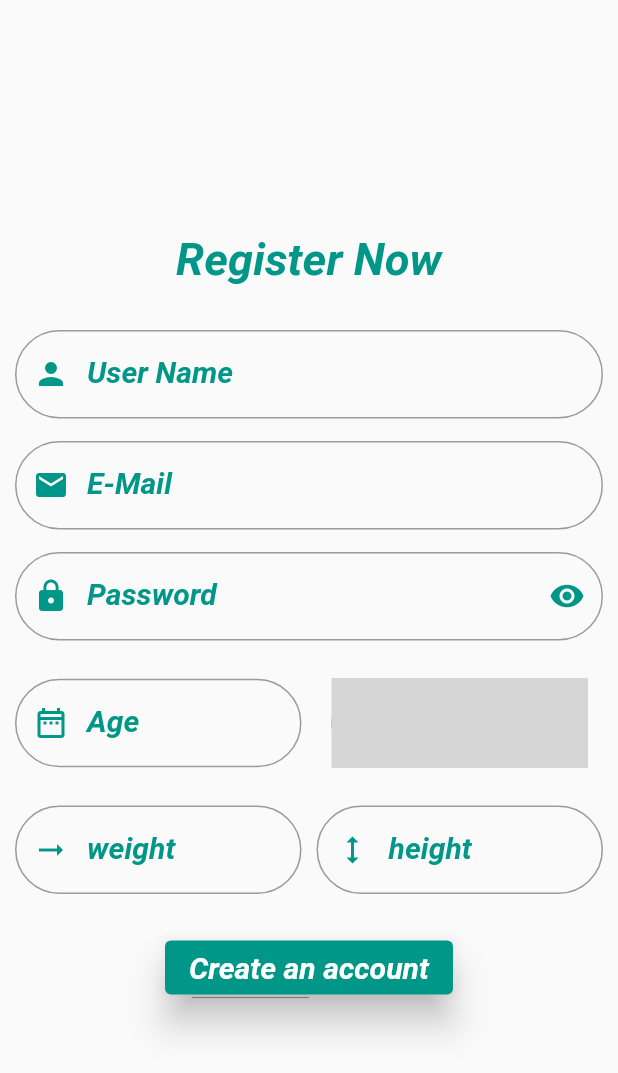
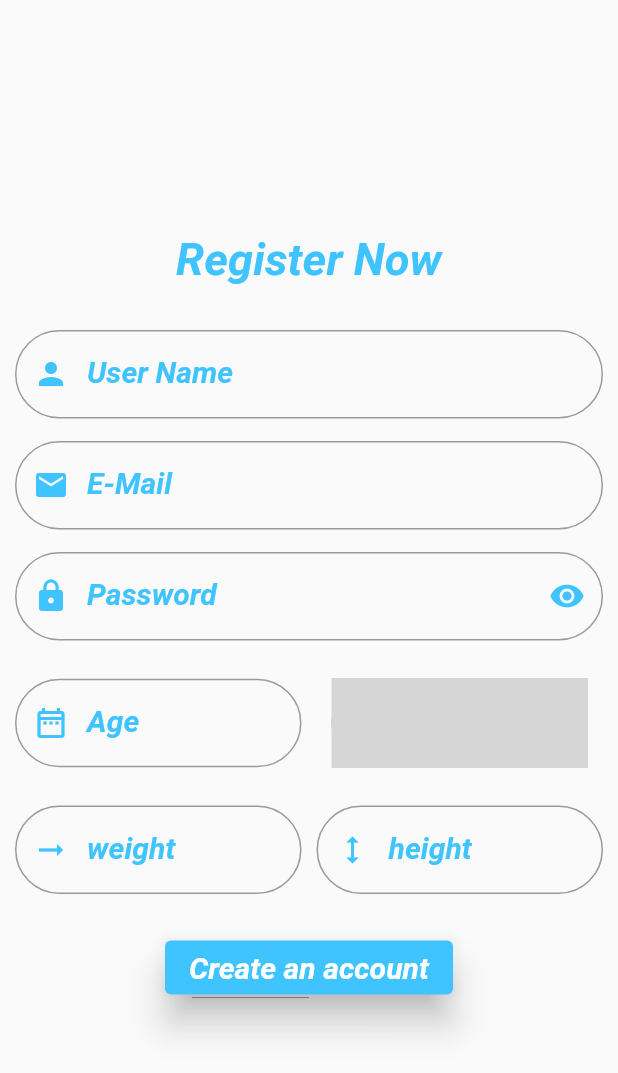
Before and after one commit to ibrahimMedhat-1/DopAi, a Flutter app: the screen it shows after launch, after a tap on "Register Now", on a phone screen of 412 x 824 dp. Shown: the top 1073 px of the screen. Run offline on Flutter 3.47's test engine with Material 2 defaults, Android fonts, the phone set to English and light mode, and no system bars; our stand-ins replace cached_network_image, cloud_firestore, conditional_builder_null_safety, firebase_auth, firebase_core, firebase_storage and 3 more; missing offline and left inert: flutter_dropdown, tflite; accounts and stored records are empty; network calls fail; grey boxes are pictures that could not be loaded.

Commit message:
3dltlk elui kolo ya shr shr

```diff
--- a/lib/login_screen/Login.dart
+++ b/lib/login_screen/Login.dart
@@ -54,11 +54,12 @@ class Login extends StatelessWidget {
                               hintText: 'Enter your E-Mail',
                               labelText: 'E-Mail',
                               labelStyle: const TextStyle(
-                                color: Colors.teal,
+                                color: Colors.lightBlueAccent,
+                                  fontSize:18,fontWeight: FontWeight.bold
                               ),
                               prefixIcon: const Icon(
                                 Icons.email,
-                                color: Colors.teal,
+                                color: Colors.lightBlueAccent,
                               )),
                         ),
                         const SizedBox(
@@ -73,14 +74,14 @@ class Login extends StatelessWidget {
                               ),
                               hintText: 'Enter your Password',
                               labelText: 'Password',
-                              labelStyle: const TextStyle(color: Colors.teal),
-                              prefixIcon: const Icon(Icons.lock, color: Colors.teal),
-                              suffixIcon: const Icon(Icons.remove_red_eye, color: Colors.teal)),
+                              labelStyle: const TextStyle(color: Colors.lightBlueAccent,fontSize:18,fontWeight: FontWeight.bold ),
+                              prefixIcon: const Icon(Icons.lock, color: Colors.lightBlueAccent),
+                              suffixIcon: const Icon(Icons.remove_red_eye, color: Colors.lightBlueAccent)),
                         ),
                         const SizedBox(
                           height: 20,
                         ),
-                        ElevatedButton(
+                        cubit.isloading==false?ElevatedButton(
                           onPressed: () {
                             cubit.login(
                               email: email.text,
@@ -93,7 +94,7 @@ class Login extends StatelessWidget {
                               elevation: 10.0,
                               textStyle: const TextStyle(color: Colors.white, fontSize: 20, fontWeight: FontWeight.bold)),
                           child: const Text('LOGIN'),
-                        ),
+                        ):CircularProgressIndicator(),
                         const SizedBox(
                           height: 10,
                         ),
@@ -112,7 +113,7 @@ class Login extends StatelessWidget {
                                 },
                                 child: const Text(
                                   'Register Now',
-                                  style: TextStyle(color: Colors.teal),
+                                  style: TextStyle(color: Colors.lightBlueAccent),
                                 ))
                           ],
                         )
--- a/lib/login_screen/login_cubit/login_state.dart
+++ b/lib/login_screen/login_cubit/login_state.dart
@@ -4,3 +4,5 @@ part of 'login_cubit.dart';
 abstract class LoginState {}
 
 class LoginInitial extends LoginState {}
+
+class Isloading extends LoginState {}
--- a/lib/register_screen/register_cubit/register_state.dart
+++ b/lib/register_screen/register_cubit/register_state.dart
@@ -4,3 +4,5 @@ part of 'register_cubit.dart';
 abstract class RegisterState {}
 
 class RegisterInitial extends RegisterState {}
+
+class Isloading extends RegisterState {}
--- a/lib/register_screen/signup.dart
+++ b/lib/register_screen/signup.dart
@@ -36,7 +36,7 @@ class SignUp extends StatelessWidget {
                       children: [
                         const Text(
                           'Register Now',
-                          style: TextStyle(fontSize: 30, fontWeight: FontWeight.bold, color: Colors.teal, fontStyle: FontStyle.italic),
+                          style: TextStyle(fontSize: 30, fontWeight: FontWeight.bold, color: Colors.lightBlueAccent, fontStyle: FontStyle.italic),
                         ),
                         const SizedBox(
                           height: 30,
@@ -52,12 +52,12 @@ class SignUp extends StatelessWidget {
                               labelStyle: const TextStyle(
                                 fontSize: 20,
                                 fontWeight: FontWeight.bold,
-                                color: Colors.teal,
+                                color: Colors.lightBlueAccent,
                                 fontStyle: FontStyle.italic,
                               ),
                               prefixIcon: const Icon(
                                 Icons.person,
-                                color: Colors.teal,
+                                color: Colors.lightBlueAccent,
                               )),
                         ),
                         const SizedBox(
@@ -71,10 +71,10 @@ class SignUp extends StatelessWidget {
                                 borderRadius: BorderRadius.circular(50),
                               ),
                               labelText: 'E-Mail',
-                              labelStyle: const TextStyle(fontSize: 20, fontWeight: FontWeight.bold, color: Colors.teal, fontStyle: FontStyle.italic),
+                              labelStyle: const TextStyle(fontSize: 20, fontWeight: FontWeight.bold, color: Colors.lightBlueAccent, fontStyle: FontStyle.italic),
                               prefixIcon: const Icon(
                                 Icons.email,
-                                color: Colors.teal,
+                                color: Colors.lightBlueAccent,
                               )),
                         ),
                         const SizedBox(
@@ -88,9 +88,9 @@ class SignUp extends StatelessWidget {
                                 borderRadius: BorderRadius.circular(50),
                               ),
                               labelText: 'Password',
-                              labelStyle: const TextStyle(fontSize: 20, fontWeight: FontWeight.bold, color: Colors.teal, fontStyle: FontStyle.italic),
-                              prefixIcon: const Icon(Icons.lock, color: Colors.teal),
-                              suffixIcon: const Icon(Icons.remove_red_eye, color: Colors.teal)),
+                              labelStyle: const TextStyle(fontSize: 20, fontWeight: FontWeight.bold, color: Colors.lightBlueAccent, fontStyle: FontStyle.italic),
+                              prefixIcon: const Icon(Icons.lock, color: Colors.lightBlueAccent),
+                              suffixIcon: const Icon(Icons.remove_red_eye, color: Colors.lightBlueAccent)),
                         ),
                         const SizedBox(
                           height: 15,
@@ -107,8 +107,8 @@ class SignUp extends StatelessWidget {
                                   ),
                                   labelText: 'Age',
                                   labelStyle:
-                                      const TextStyle(fontSize: 20, fontWeight: FontWeight.bold, color: Colors.teal, fontStyle: FontStyle.italic),
-                                  prefixIcon: const Icon(Icons.date_range_outlined, color: Colors.teal),
+                                      const TextStyle(fontSize: 20, fontWeight: FontWeight.bold, color: Colors.lightBlueAccent, fontStyle: FontStyle.italic),
+                                  prefixIcon: const Icon(Icons.date_range_outlined, color: Colors.lightBlueAccent),
                                 ),
                               ),
                             ),
@@ -119,7 +119,7 @@ class SignUp extends StatelessWidget {
                               child: Container(
                                 height: 60,
                                 margin: const EdgeInsets.all(10),
-                                decoration: BoxDecoration(color: Colors.teal, borderRadius: BorderRadius.circular(50)),
+                                decoration: BoxDecoration(color: Colors.lightBlueAccent, borderRadius: BorderRadius.circular(50)),
                                 child: Center(
                                   child: DropDown(
                                     onChanged: (value) {
@@ -157,8 +157,8 @@ class SignUp extends StatelessWidget {
                                   ),
                                   labelText: 'weight',
                                   labelStyle:
-                                      const TextStyle(fontSize: 20, fontWeight: FontWeight.bold, color: Colors.teal, fontStyle: FontStyle.italic),
-                                  prefixIcon: const Icon(Icons.arrow_right_alt, color: Colors.teal),
+                                      const TextStyle(fontSize: 20, fontWeight: FontWeight.bold, color: Colors.lightBlueAccent, fontStyle: FontStyle.italic),
+                                  prefixIcon: const Icon(Icons.arrow_right_alt, color: Colors.lightBlueAccent),
                                 ),
                               ),
                             ),
@@ -175,8 +175,8 @@ class SignUp extends StatelessWidget {
                                   ),
                                   labelText: 'height',
                                   labelStyle:
-                                      const TextStyle(fontSize: 20, fontWeight: FontWeight.bold, color: Colors.teal, fontStyle: FontStyle.italic),
-                                  prefixIcon: const Icon(Icons.height, color: Colors.teal),
+                                      const TextStyle(fontSize: 20, fontWeight: FontWeight.bold, color: Colors.lightBlueAccent, fontStyle: FontStyle.italic),
+                                  prefixIcon: const Icon(Icons.height, color: Colors.lightBlueAccent),
                                 ),
                               ),
                             ),
@@ -185,7 +185,7 @@ class SignUp extends StatelessWidget {
                         const SizedBox(
                           height: 25,
                         ),
-                        ElevatedButton(
+                        cubit.isloading==false?ElevatedButton(
                           onPressed: () {
                             cubit.signUp(
                               context: context,
@@ -199,12 +199,12 @@ class SignUp extends StatelessWidget {
                             );
                           },
                           style: ElevatedButton.styleFrom(
-                              backgroundColor: Colors.teal,
+                              backgroundColor: Colors.lightBlueAccent,
                               elevation: 10.0,
                               textStyle:
                                   const TextStyle(color: Colors.white, fontSize: 20, fontWeight: FontWeight.bold, fontStyle: FontStyle.italic)),
                           child: const Text('Create an account'),
-                        ),
+                        ):CircularProgressIndicator(),
                       ],
                     ),
                   ),
```
Also changed, not shown: lib/login_screen/login_cubit/login_cubit.dart (+19 -0 lines), lib/register_screen/register_cubit/register_cubit.dart (+18 -0 lines).
